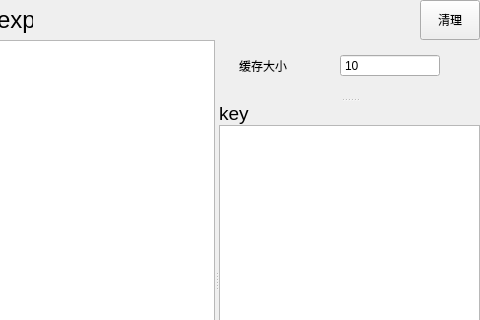
sanri/zenoh-hammer, file src/page_sub/page_sub.ui: the form before one commit; both pictures show x 314 to 794 and y 0 to 320 of the 794 by 520 pixel window.
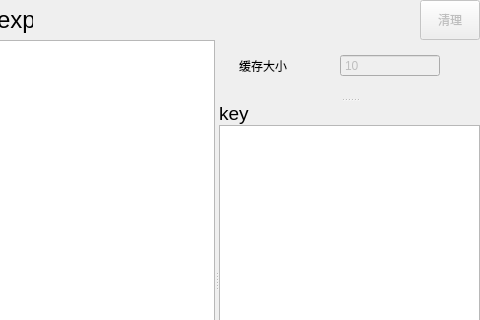
The form after the commit.

What changed in the file:
```diff
--- a/src/page_sub/page_sub.ui
+++ b/src/page_sub/page_sub.ui
@@ -159,6 +159,9 @@
          </item>
          <item>
           <widget class="QPushButton" name="clear">
+           <property name="enabled">
+            <bool>false</bool>
+           </property>
            <property name="maximumSize">
             <size>
              <width>60</width>
@@ -212,6 +215,9 @@
              </item>
              <item>
               <widget class="QSpinBox" name="bufferSizeSpinBox">
+               <property name="enabled">
+                <bool>false</bool>
+               </property>
                <property name="frame">
                 <bool>true</bool>
                </property>
```
